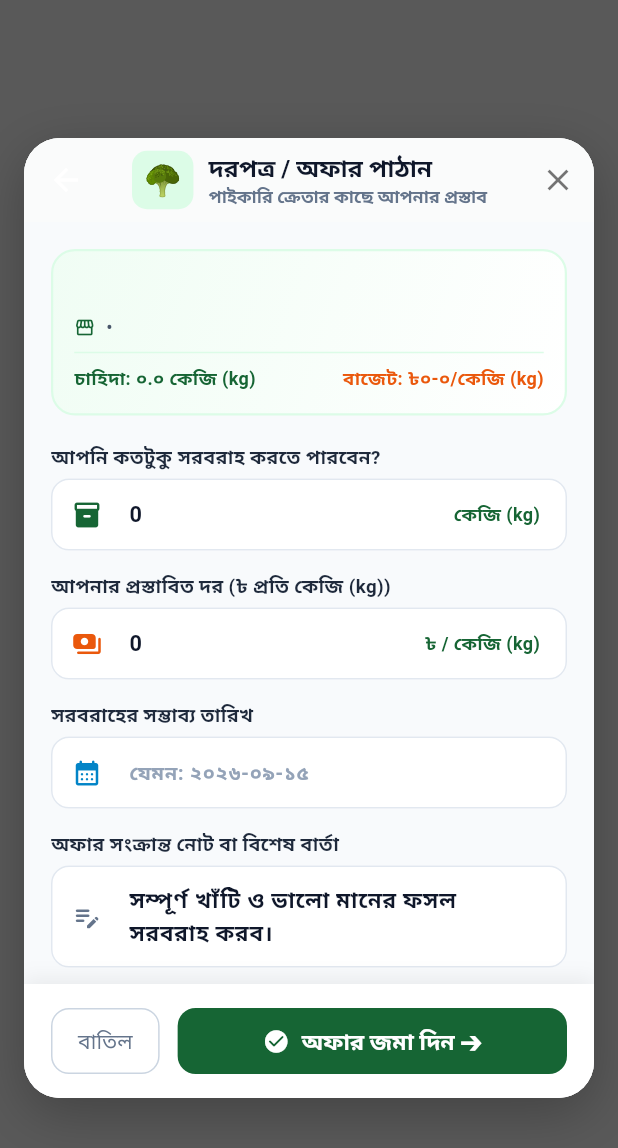
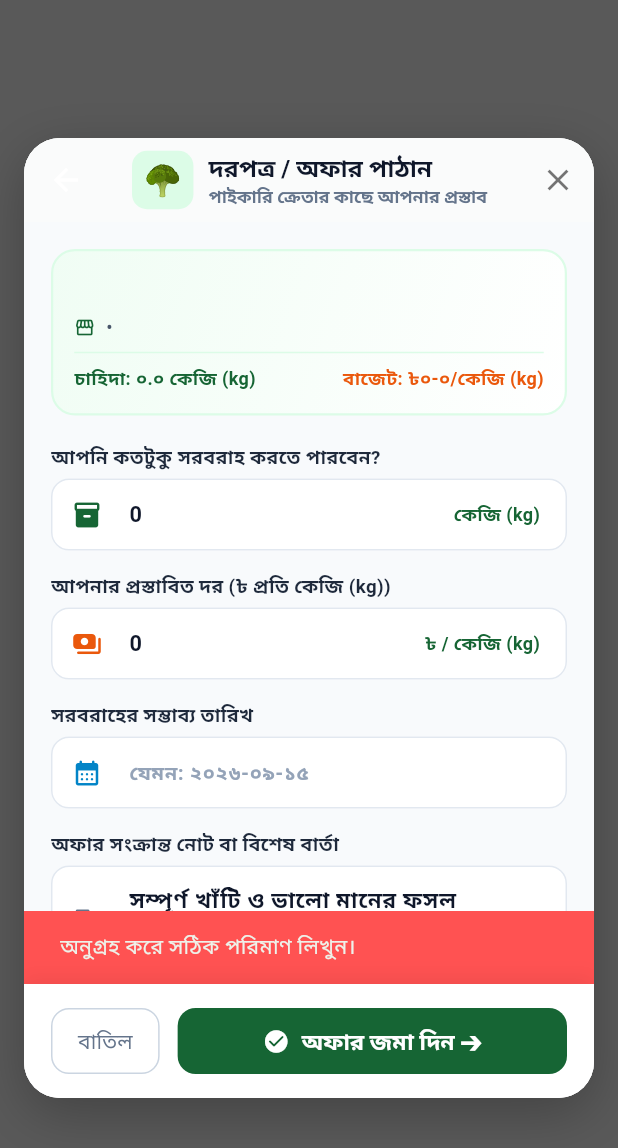
Before and after one commit to sesakilhossen302/krishibazar_Apps, a Flutter app: the FarmerSendOfferDialog screen opened directly with empty values, after a tap on "অফার জমা দিন ➔", on a phone screen of 412 x 824 dp. Shown: the top 1148 px of the screen. Run offline on Flutter 3.47's test engine with Material 3 defaults, Android fonts, the phone set to English and light mode, and no system bars; our stand-ins replace geocoding, geolocator, google_fonts, image_picker, shared_preferences, video_player; accounts and stored records are empty; network calls fail.

Commit message:
feat(offers): connect FarmerSendOfferDialog to backend API with loading state and sync

```diff
--- a/lib/View/Screen/Dialogs/farmer_send_offer_dialog/farmer_send_offer_dialog.dart
+++ b/lib/View/Screen/Dialogs/farmer_send_offer_dialog/farmer_send_offer_dialog.dart
@@ -20,6 +20,7 @@ class _FarmerSendOfferDialogState extends State<FarmerSendOfferDialog> {
 
   double _totalAmount = 0.0;
   double _depositAmount = 0.0;
+  bool _isSubmitting = false;
 
   @override
   void initState() {
@@ -342,15 +343,37 @@ class _FarmerSendOfferDialogState extends State<FarmerSendOfferDialog> {
                       const SizedBox(width: 12),
                       Expanded(
                         child: ElevatedButton.icon(
-                          onPressed: () {
-                            final qty = double.tryParse(_quantityController.text.trim()) ?? demand.requiredQuantity;
-                            final price = double.tryParse(_priceController.text.trim()) ?? demand.minExpectedPrice;
+                          onPressed: _isSubmitting
+                              ? null
+                              : () async {
+                                  final qty = double.tryParse(_quantityController.text.trim()) ?? 0.0;
+                                  final price = double.tryParse(_priceController.text.trim()) ?? 0.0;
                                   final date = _dateController.text.trim().isNotEmpty
                                       ? _dateController.text.trim()
                                       : 'আগামীকাল সকাল';
                                   final note = _noteController.text.trim();
 
-                            repo.submitOffer(
+                                  if (qty <= 0) {
+                                    ScaffoldMessenger.of(context).showSnackBar(
+                                      const SnackBar(
+                                        content: Text('অনুগ্রহ করে সঠিক পরিমাণ লিখুন।'),
+                                        backgroundColor: Colors.redAccent,
+                                      ),
+                                    );
+                                    return;
+                                  }
+                                  if (price <= 0) {
+                                    ScaffoldMessenger.of(context).showSnackBar(
+                                      const SnackBar(
+                                        content: Text('অনুগ্রহ করে সঠিক প্রস্তাবিত দর লিখুন।'),
+                                        backgroundColor: Colors.redAccent,
+                                      ),
+                                    );
+                                    return;
+                                  }
+
+                                  setState(() => _isSubmitting = true);
+                                  await repo.submitOffer(
                                     demand.id,
                                     qty,
                                     demand.unit,
@@ -359,15 +382,29 @@ class _FarmerSendOfferDialogState extends State<FarmerSendOfferDialog> {
                                     date,
                                     note,
                                   );
+                                  if (mounted) {
+                                    setState(() => _isSubmitting = false);
+                                  }
                                 },
-                          icon: const Icon(Icons.check_circle_rounded, size: 18),
-                          label: const Text(
-                            'অফার জমা দিন ➔',
-                            style: TextStyle(fontWeight: FontWeight.bold, fontSize: 15),
+                          icon: _isSubmitting
+                              ? const SizedBox(
+                                  width: 18,
+                                  height: 18,
+                                  child: CircularProgressIndicator(
+                                    strokeWidth: 2,
+                                    color: Colors.white,
+                                  ),
+                                )
+                              : const Icon(Icons.check_circle_rounded, size: 18),
+                          label: Text(
+                            _isSubmitting ? 'অফার পাঠানো হচ্ছে...' : 'অফার জমা দিন ➔',
+                            style: const TextStyle(fontWeight: FontWeight.bold, fontSize: 15),
                           ),
                           style: ElevatedButton.styleFrom(
                             backgroundColor: const Color(0xFF166534),
                             foregroundColor: Colors.white,
+                            disabledBackgroundColor: const Color(0xFF166534).withValues(alpha: 0.6),
+                            disabledForegroundColor: Colors.white,
                             elevation: 0,
                             padding: const EdgeInsets.symmetric(vertical: 12),
                             shape: RoundedRectangleBorder(
--- a/lib/service/api_url.dart
+++ b/lib/service/api_url.dart
@@ -47,6 +47,9 @@ class ApiUrl {
   static String get products => "$baseUrl/products/";
   static String get demands => "$baseUrl/demands/";
   static String get myDemands => "$baseUrl/demands/my-demands";
+  static String get offers => "$baseUrl/demands/offers";
+  static String get myOffers => "$baseUrl/demands/offers/my-offers";
+  static String demandOffers(String demandId) => "$baseUrl/demands/$demandId/offers";
   static String get orders => "$baseUrl/orders/";
   static String get notifications => "$baseUrl/notifications/";
   static String get unreadNotificationsCount => "$baseUrl/notifications/unread-count";
```
Also changed, not shown: lib/global/Model/krishi_models.dart (+55 -0 lines), lib/global/controller/krishi_repository.dart (+100 -4 lines), lib/service/api_client.dart (+143 -0 lines). Lines whose indentation alone changed are shown as unchanged.
